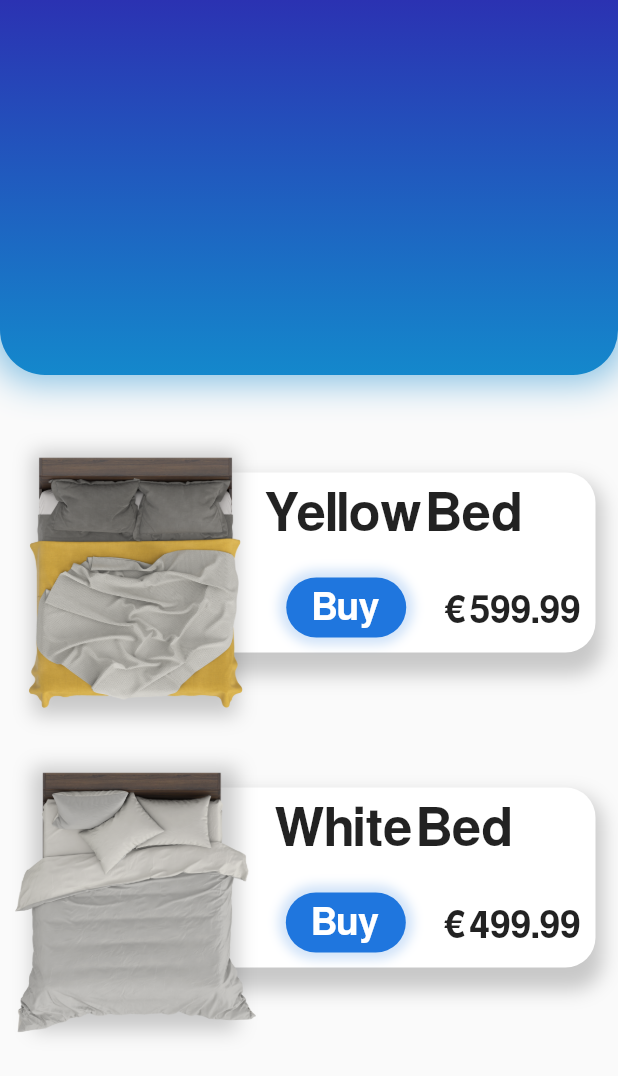
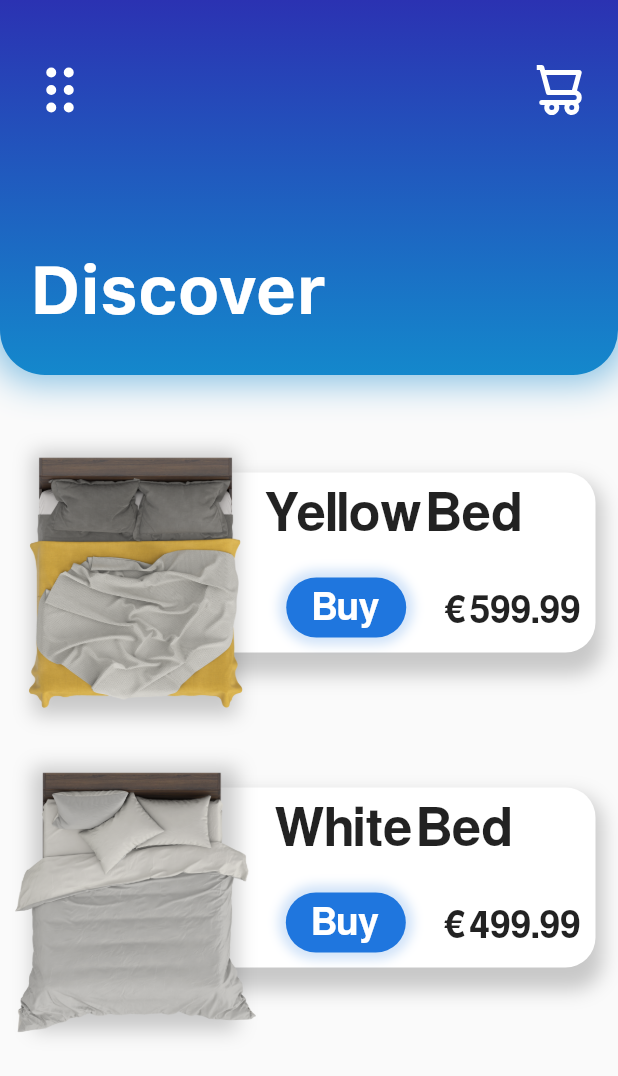
Before and after one commit to danielolaviobr/Bed-Store-App, a Flutter app: the screen it shows after launch, on a phone screen of 412 x 824 dp. Shown: the top 1076 px of the screen. Run offline on Flutter 3.47's test engine with Material 2 defaults, Android fonts, the phone set to English and light mode, and no system bars; our stand-ins replace bloc, flutter_bloc, flutter_svg.

Commit message:
Header update

```diff
--- a/lib/bed_list.dart
+++ b/lib/bed_list.dart
@@ -5,6 +5,7 @@ import 'package:bed_store_app/item_view.dart';
 import 'package:bed_store_app/widgets/bed_item.dart';
 import 'package:flutter/material.dart';
 import 'package:flutter_bloc/flutter_bloc.dart';
+import 'package:flutter_svg/flutter_svg.dart';
 
 class BedList extends StatelessWidget {
   static String id = '/BedList';
@@ -96,6 +97,46 @@ class Header extends StatelessWidget {
           ),
         ],
       ),
+      child: Stack(
+        children: [
+          Align(
+            alignment: Alignment.topLeft,
+            child: Padding(
+              padding: const EdgeInsets.only(left: 20.0, top: 40.0),
+              child: SvgPicture.asset(
+                'assets/menu.svg',
+                color: Colors.white,
+                width: 40,
+              ),
+            ),
+          ),
+          Align(
+            alignment: Alignment.topRight,
+            child: Padding(
+              padding: const EdgeInsets.only(right: 20.0, top: 40.0),
+              child: SvgPicture.asset(
+                'assets/cart.svg',
+                color: Colors.white,
+                width: 40,
+              ),
+            ),
+          ),
+          Align(
+            alignment: Alignment.bottomLeft,
+            child: Padding(
+              padding: const EdgeInsets.only(bottom: 30.0, left: 20.0),
+              child: Text(
+                'Discover',
+                style: TextStyle(
+                  fontSize: 45.0,
+                  color: Colors.white,
+                  fontFamily: 'SFPro',
+                ),
+              ),
+            ),
+          )
+        ],
+      ),
     );
   }
 }
--- a/pubspec.yaml
+++ b/pubspec.yaml
@@ -26,6 +26,7 @@ dependencies:
   flutter_bloc: ^5.0.1
   equatable: ^1.2.0
   meta: ^1.1.8
+  flutter_svg: ^0.18.0
 
 
   # The following adds the Cupertino Icons font to your application.
@@ -67,6 +68,9 @@ flutter:
     - family: Warownia
       fonts:
         - asset: assets/Warownia.ttf
+    - family: SFPro
+      fonts:
+        - asset: assets/SFPro.ttf
   #       - asset: fonts/Schyler-Italic.ttf
   #         style: italic
   #   - family: Trajan Pro
```
Also changed, not shown: assets/SFPro.ttf (added), assets/cart.svg (added), assets/menu.svg (added), pubspec.lock.
